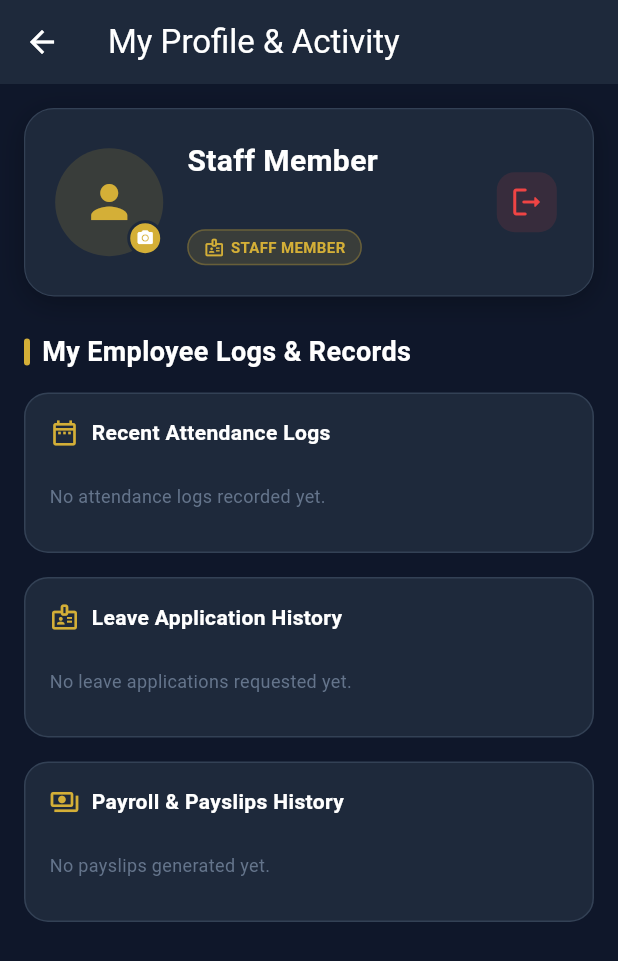
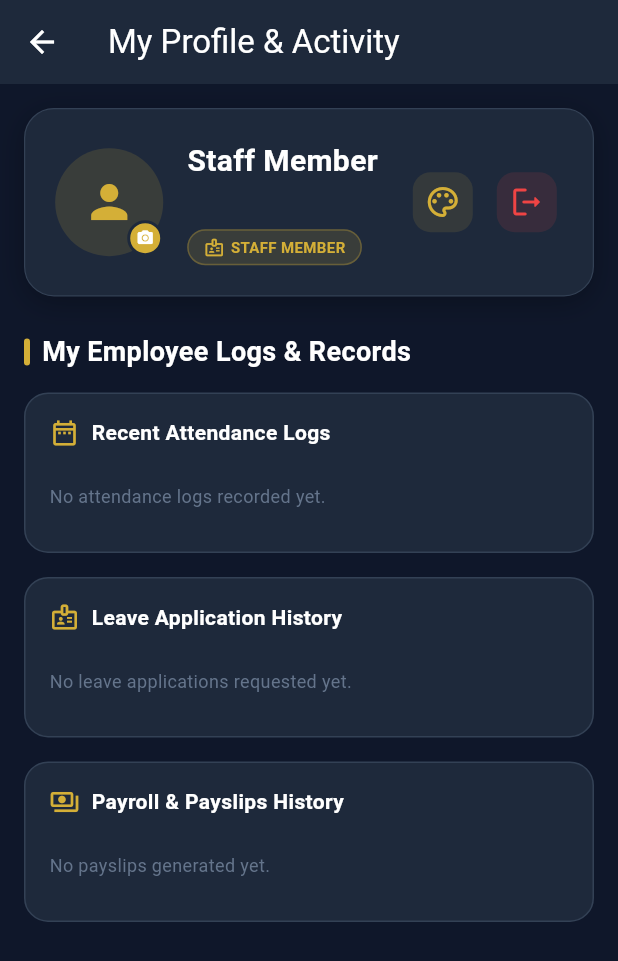
Before and after one commit to Haseeb-ML/Al-Haseeb-Foods-and-Bakers, a Flutter app: the StaffProfileScreen screen opened directly with empty values, on a phone screen of 412 x 824 dp. Shown: the top 961 px of the screen. Run offline on Flutter 3.47's test engine with Material 3 defaults, Android fonts, the phone set to English and light mode, and no system bars; our stand-ins replace cached_network_image, cloud_firestore, file_picker, firebase_auth, firebase_core, flutter_cache_manager and 4 more; accounts and stored records are empty.

Commit message:
Add appearance icon to staff profile

```diff
--- a/lib/screens/staff/staff_profile_screen.dart
+++ b/lib/screens/staff/staff_profile_screen.dart
@@ -20,6 +20,7 @@ import 'dart:convert';
 import 'package:http/http.dart' as http;
 import 'package:image_picker/image_picker.dart';
 import 'package:cloud_firestore/cloud_firestore.dart';
+import '../admin/theme_settings_screen.dart';
 
 const double kDesktopBreakpoint = 900;
 
@@ -393,6 +394,26 @@ class _StaffProfileScreenState extends State<StaffProfileScreen> {
                 ),
                 const SizedBox(width: 8),
                 IconButton(
+                  onPressed: () {
+                    Navigator.push(
+                      context,
+                      MaterialPageRoute(
+                        builder: (_) => const ThemeSettingsScreen(),
+                      ),
+                    );
+                  },
+                  icon: const Icon(Icons.palette_outlined),
+                  tooltip: 'Appearance',
+                  style: IconButton.styleFrom(
+                    backgroundColor: accentController.value.withValues(alpha: 0.12),
+                    foregroundColor: accentController.value,
+                    shape: RoundedRectangleBorder(
+                      borderRadius: BorderRadius.circular(12),
+                    ),
+                  ),
+                ),
+                const SizedBox(width: 8),
+                IconButton(
                   onPressed: _handleLogout,
                   icon: const Icon(Icons.logout_rounded),
                   tooltip: 'Logout',
```
